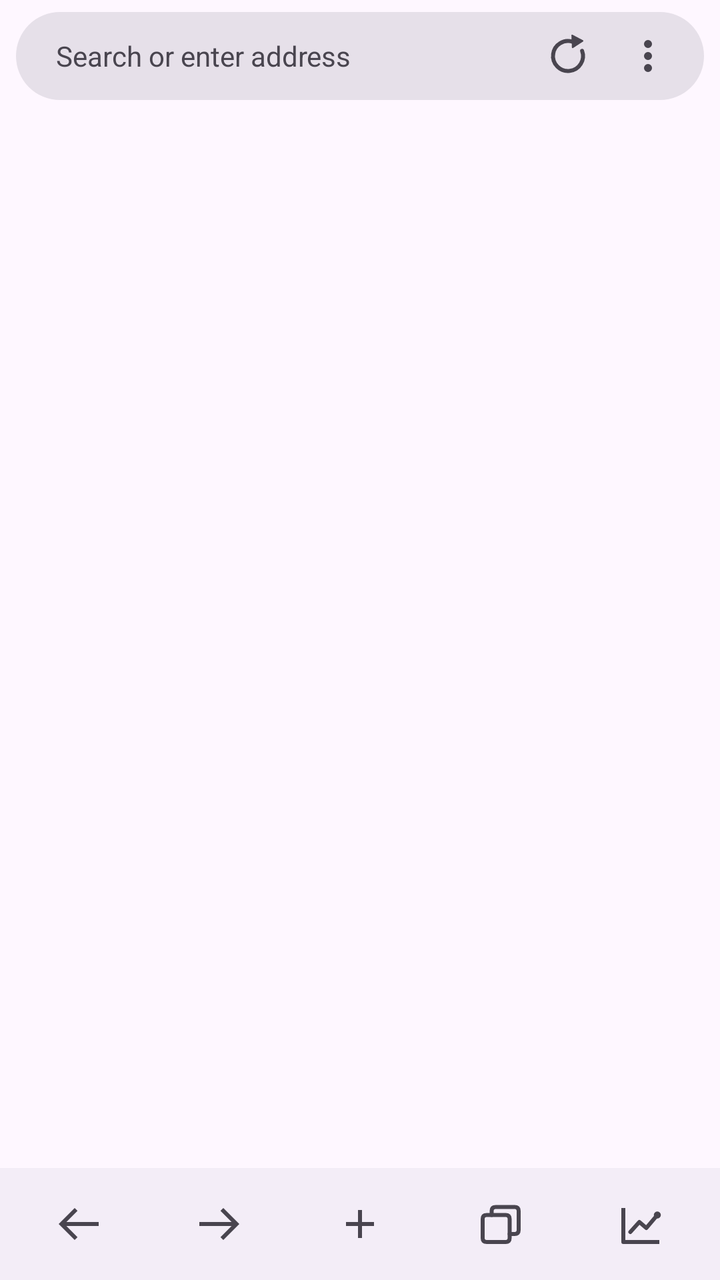
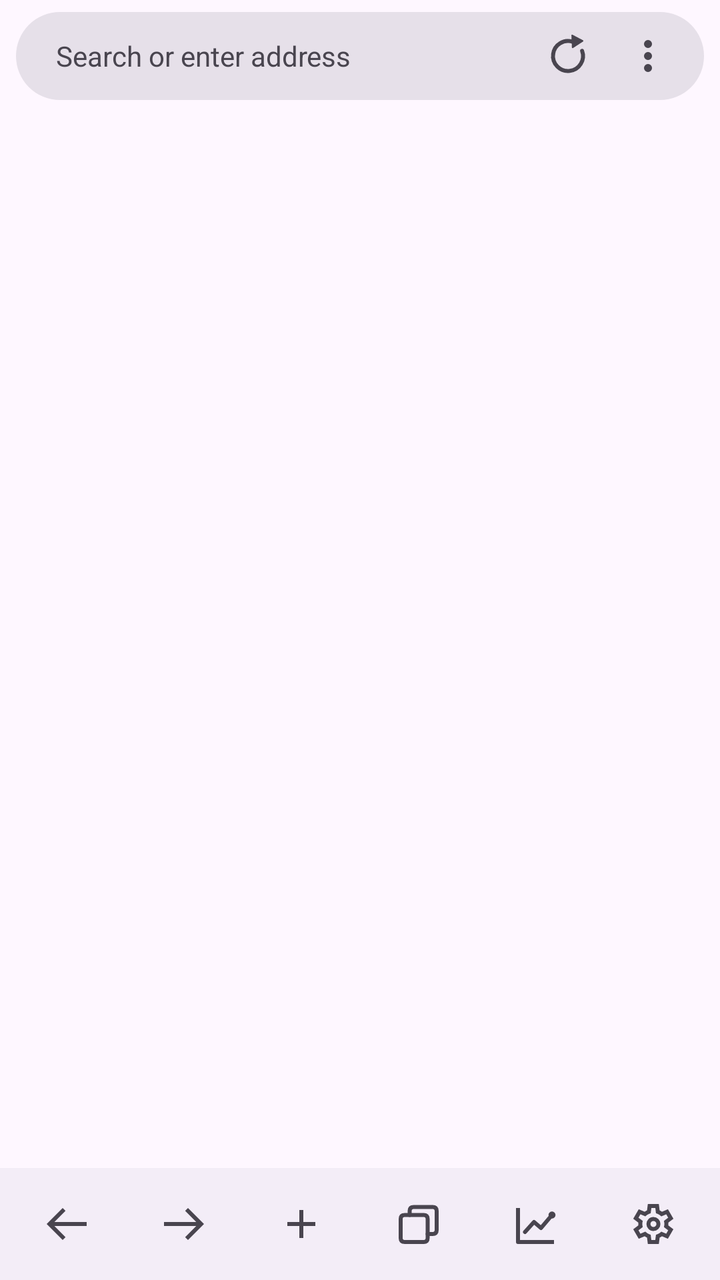

Before-and-after screenshots of an Android layout around one commit, followed by the original layout XML and the change that was made.
<!-- AndroidManifest.xml: application theme Theme.Collector -->
<!-- res/layout/activity_main.xml -->
<?xml version="1.0" encoding="utf-8"?>
<LinearLayout xmlns:android="http://schemas.android.com/apk/res/android"
    android:layout_width="match_parent"
    android:layout_height="match_parent"
    android:orientation="vertical"
    android:background="?attr/colorSurface">

    
    <FrameLayout
        android:id="@+id/topBar"
        android:layout_width="match_parent"
        android:layout_height="wrap_content"
        android:paddingStart="8dp"
        android:paddingEnd="8dp"
        android:paddingTop="6dp"
        android:paddingBottom="6dp"
        android:background="?attr/colorSurface">

        <EditText
            android:id="@+id/urlBar"
            android:layout_width="match_parent"
            android:layout_height="44dp"
            android:hint="Search or enter address"
            android:inputType="textUri"
            android:imeOptions="actionGo"
            android:selectAllOnFocus="true"
            android:singleLine="true"
            android:textSize="14sp"
            android:textColor="?attr/colorOnSurface"
            android:textColorHint="?attr/colorOnSurfaceVariant"
            android:paddingStart="20dp"
            android:paddingEnd="92dp"
            android:background="@drawable/url_pill_background" />

        <ImageButton
            android:id="@+id/btnReload"
            android:layout_width="40dp"
            android:layout_height="40dp"
            android:layout_gravity="end|center_vertical"
            android:layout_marginEnd="48dp"
            android:src="@drawable/ic_refresh"
            android:contentDescription="Reload"
            android:background="?attr/selectableItemBackgroundBorderless"
            android:scaleType="centerInside" />

        <ImageButton
            android:id="@+id/btnMenu"
            android:layout_width="40dp"
            android:layout_height="40dp"
            android:layout_gravity="end|center_vertical"
            android:layout_marginEnd="8dp"
            android:src="@drawable/ic_more_vert"
            android:contentDescription="Menu"
            android:background="?attr/selectableItemBackgroundBorderless"
            android:scaleType="centerInside" />
    </FrameLayout>

    
    <LinearLayout
        android:id="@+id/findBar"
        android:layout_width="match_parent"
        android:layout_height="48dp"
        android:orientation="horizontal"
        android:gravity="center_vertical"
        android:paddingStart="8dp"
        android:background="?attr/colorSurfaceContainer"
        android:visibility="gone">

        <EditText
            android:id="@+id/findInput"
            android:layout_width="0dp"
            android:layout_height="40dp"
            android:layout_weight="1"
            android:hint="Find in page"
            android:singleLine="true"
            android:imeOptions="actionSearch"
            android:textSize="14sp"
            android:textColor="?attr/colorOnSurface"
            android:textColorHint="?attr/colorOnSurfaceVariant" />

        <ImageButton
            android:id="@+id/btnFindPrev"
            android:layout_width="44dp"
            android:layout_height="44dp"
            android:src="@drawable/ic_keyboard_arrow_up"
            android:contentDescription="Previous match"
            android:background="?attr/selectableItemBackgroundBorderless" />

        <ImageButton
            android:id="@+id/btnFindNext"
            android:layout_width="44dp"
            android:layout_height="44dp"
            android:src="@drawable/ic_keyboard_arrow_down"
            android:contentDescription="Next match"
            android:background="?attr/selectableItemBackgroundBorderless" />

        <ImageButton
            android:id="@+id/btnFindClose"
            android:layout_width="44dp"
            android:layout_height="44dp"
            android:src="@drawable/ic_close"
            android:contentDescription="Close find bar"
            android:background="?attr/selectableItemBackgroundBorderless" />
    </LinearLayout>

    
    <FrameLayout
        android:id="@+id/webViewContainer"
        android:layout_width="match_parent"
        android:layout_height="0dp"
        android:layout_weight="1" />

    
    <LinearLayout
        android:id="@+id/bottomBar"
        android:layout_width="match_parent"
        android:layout_height="56dp"
        android:orientation="horizontal"
        android:gravity="center_vertical"
        android:background="?attr/colorSurfaceContainer"
        android:paddingStart="4dp"
        android:paddingEnd="4dp">

        <ImageButton
            android:id="@+id/btnBack"
            android:layout_width="0dp"
            android:layout_height="48dp"
            android:layout_weight="1"
            android:src="@drawable/ic_arrow_back"
            android:contentDescription="Back"
            android:background="?attr/selectableItemBackgroundBorderless" />

        <ImageButton
            android:id="@+id/btnForward"
            android:layout_width="0dp"
            android:layout_height="48dp"
            android:layout_weight="1"
            android:src="@drawable/ic_arrow_forward"
            android:contentDescription="Forward"
            android:background="?attr/selectableItemBackgroundBorderless" />

        <ImageButton
            android:id="@+id/btnNewTab"
            android:layout_width="0dp"
            android:layout_height="48dp"
            android:layout_weight="1"
            android:src="@drawable/ic_add"
            android:contentDescription="New tab"
            android:background="?attr/selectableItemBackgroundBorderless" />

        <ImageButton
            android:id="@+id/btnTabs"
            android:layout_width="0dp"
            android:layout_height="48dp"
            android:layout_weight="1"
            android:src="@drawable/ic_tabs"
            android:contentDescription="All tabs"
            android:background="?attr/selectableItemBackgroundBorderless" />

        <FrameLayout
            android:layout_width="0dp"
            android:layout_height="56dp"
            android:layout_weight="1">

            <ImageButton
                android:id="@+id/btnHub"
                android:layout_width="match_parent"
                android:layout_height="48dp"
                android:layout_gravity="center_vertical"
                android:src="@drawable/ic_insights"
                android:contentDescription="Analysis hub"
                android:background="?attr/selectableItemBackgroundBorderless" />

            
            <TextView
                android:id="@+id/hubPendingBadge"
                android:layout_width="wrap_content"
                android:layout_height="18dp"
                android:layout_gravity="top|end"
                android:layout_marginTop="6dp"
                android:layout_marginEnd="18dp"
                android:minWidth="18dp"
                android:gravity="center"
                android:paddingStart="4dp"
                android:paddingEnd="4dp"
                android:textSize="11sp"
                android:textStyle="bold"
                android:textColor="#FFFFFF"
                android:background="@drawable/badge_background"
                android:visibility="gone" />
        </FrameLayout>
    </LinearLayout>

</LinearLayout>
<!-- resources referenced by this layout -->
<resources>
  <!-- drawable badge_background (drawable) -->
  <?xml version="1.0" encoding="utf-8"?>
  <shape xmlns:android="http://schemas.android.com/apk/res/android"
      android:shape="rectangle">
      <solid android:color="#D32F2F" />
      <corners android:radius="9dp" />
  </shape>
  <!-- drawable ic_arrow_back (drawable) -->
  <vector xmlns:android="http://schemas.android.com/apk/res/android"
      android:width="24dp" android:height="24dp"
      android:viewportWidth="960" android:viewportHeight="960"
      android:tint="?attr/colorOnSurfaceVariant">
      <path android:fillColor="@android:color/white"
          android:pathData="M400,800 L80,480 L400,160 L457,217 L235,439 L880,439 L880,521 L235,521 L457,743 L400,800Z"/>
  </vector>
  <!-- drawable ic_keyboard_arrow_down (drawable) -->
  <vector xmlns:android="http://schemas.android.com/apk/res/android"
      android:width="24dp" android:height="24dp"
      android:viewportWidth="960" android:viewportHeight="960"
      android:tint="?attr/colorOnSurfaceVariant">
      <path android:fillColor="@android:color/white"
          android:pathData="M480,641 L240,401 L296,345 L480,529 L664,345 L720,401 L480,641Z"/>
  </vector>
  <!-- drawable ic_keyboard_arrow_up (drawable) -->
  <vector xmlns:android="http://schemas.android.com/apk/res/android"
      android:width="24dp" android:height="24dp"
      android:viewportWidth="960" android:viewportHeight="960"
      android:tint="?attr/colorOnSurfaceVariant">
      <path android:fillColor="@android:color/white"
          android:pathData="M480,431 L296,615 L240,559 L480,319 L720,559 L664,615 L480,431Z"/>
  </vector>
  <!-- drawable url_pill_background (drawable) -->
  <?xml version="1.0" encoding="utf-8"?>
  <shape xmlns:android="http://schemas.android.com/apk/res/android"
      android:shape="rectangle">
      <solid android:color="?attr/colorSurfaceContainerHighest" />
      <corners android:radius="22dp" />
  </shape>
  <color name="brand_primary">#00696E</color>
  <color name="brand_on_primary">#FFFFFF</color>
  <color name="brand_primary_container">#6FF6FC</color>
  <color name="brand_on_primary_container">#00201F</color>
  <color name="brand_secondary">#4A6363</color>
  <color name="brand_secondary_container">#CCE8E7</color>
  <!-- unchanged entries left out for length: 8 -->
</resources>

<!-- the commit's change to res/layout/activity_main.xml (unified diff, before → after) -->
@@ -189,6 +189,15 @@
                 android:background="@drawable/badge_background"
                 android:visibility="gone" />
         </FrameLayout>
+
+        <ImageButton
+            android:id="@+id/btnSettings"
+            android:layout_width="0dp"
+            android:layout_height="48dp"
+            android:layout_weight="1"
+            android:src="@drawable/ic_settings"
+            android:contentDescription="Settings"
+            android:background="?attr/selectableItemBackgroundBorderless" />
     </LinearLayout>
 
 </LinearLayout>
<!-- resource entries referenced after the edit -->
@@ -31,6 +31,15 @@
       <path android:fillColor="@android:color/white"
           android:pathData="M480,431 L296,615 L240,559 L480,319 L720,559 L664,615 L480,431Z"/>
   </vector>
+  <!-- drawable ic_settings (drawable) -->
+  <vector xmlns:android="http://schemas.android.com/apk/res/android"
+      android:width="24dp" android:height="24dp"
+      android:viewportWidth="960" android:viewportHeight="960"
+      android:tint="?attr/colorOnSurfaceVariant">
+      <path android:fillColor="@android:color/white"
+          android:fillType="evenOdd"
+          android:pathData="M370,880L354,752Q341,747 329.5,740Q318,733 307,725L188,775L78,585L181,507Q180,500 180,493.5Q180,487 180,480Q180,473 180,466.5Q180,460 181,453L78,375L188,185L307,235Q318,227 330,220Q342,213 354,208L370,80L590,80L606,208Q619,213 630.5,220Q642,227 653,235L772,185L882,375L779,453Q780,460 780,466.5Q780,473 780,480Q780,487 780,493.5Q780,500 778,507L881,585L771,775L653,725Q642,733 630,740Q618,747 606,752L590,880L370,880ZM440,800L519,800L533,694Q564,686 590.5,670.5Q617,655 639,633L738,674L777,606L691,541Q696,527 698,511.5Q700,496 700,480Q700,464 698,448.5Q696,433 691,419L777,354L738,286L639,328Q617,305 590.5,289.5Q564,274 533,266L520,160L441,160L427,266Q396,274 369.5,289.5Q343,305 321,327L222,286L183,354L269,418Q264,433 262,448Q260,463 260,480Q260,496 262,511Q264,526 269,541L183,606L222,674L321,632Q343,655 369.5,670.5Q396,686 427,694L440,800ZM482,620Q540,620 581,579Q622,538 622,480Q622,422 581,381Q540,340 482,340Q423,340 382.5,381Q342,422 342,480Q342,538 382.5,579Q423,620 482,620ZM422,480A60,60 0,1 0,542,480A60,60 0,1 0,422,480Z"/>
+  </vector>
   <!-- drawable url_pill_background (drawable) -->
   <?xml version="1.0" encoding="utf-8"?>
   <shape xmlns:android="http://schemas.android.com/apk/res/android"
